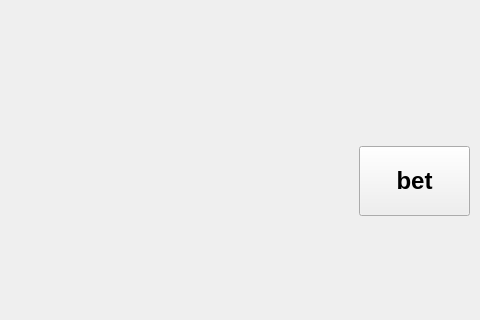
Before: the Qt Designer form src/MainWindow.ui in GrzegorzPustulka/BlackJack-GUI, drawn with Qt 5; both pictures show x 320 to 800 and y 144 to 464 of the 800 by 600 pixel window.
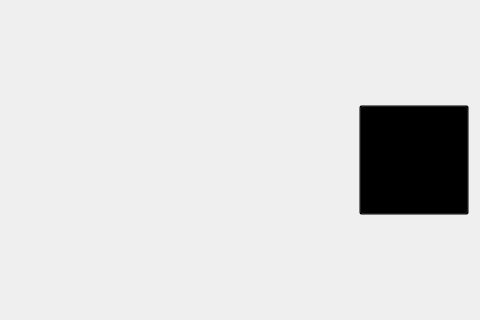
After: the same form once the commit is applied. Icons and pictures are not drawn.

Commit message: change of betting button graphic

Diff of the .ui file:
```diff
--- a/src/MainWindow.ui
+++ b/src/MainWindow.ui
@@ -824,19 +824,31 @@
     <property name="geometry">
      <rect>
       <x>679</x>
-      <y>290</y>
-      <width>111</width>
-      <height>70</height>
+      <y>249</y>
+      <width>110</width>
+      <height>110</height>
      </rect>
     </property>
     <property name="font">
      <font>
-      <pointsize>18</pointsize>
+      <pointsize>28</pointsize>
       <bold>true</bold>
      </font>
     </property>
+    <property name="styleSheet">
+     <string notr="true">#betBtn{
+	background-color: transparent;
+	background-image:url(:/images/buttons/buttonBet.png);
+	background-repeat: none;
+}
+
+#betBtn:hover
+{
+	background-image:url(:/images/buttons/ButtonBetCover.png);
+}</string>
+    </property>
     <property name="text">
-     <string>bet</string>
+     <string>BET</string>
     </property>
    </widget>
    <zorder>label_money</zorder>
```
The commit also changes 5 other files.
